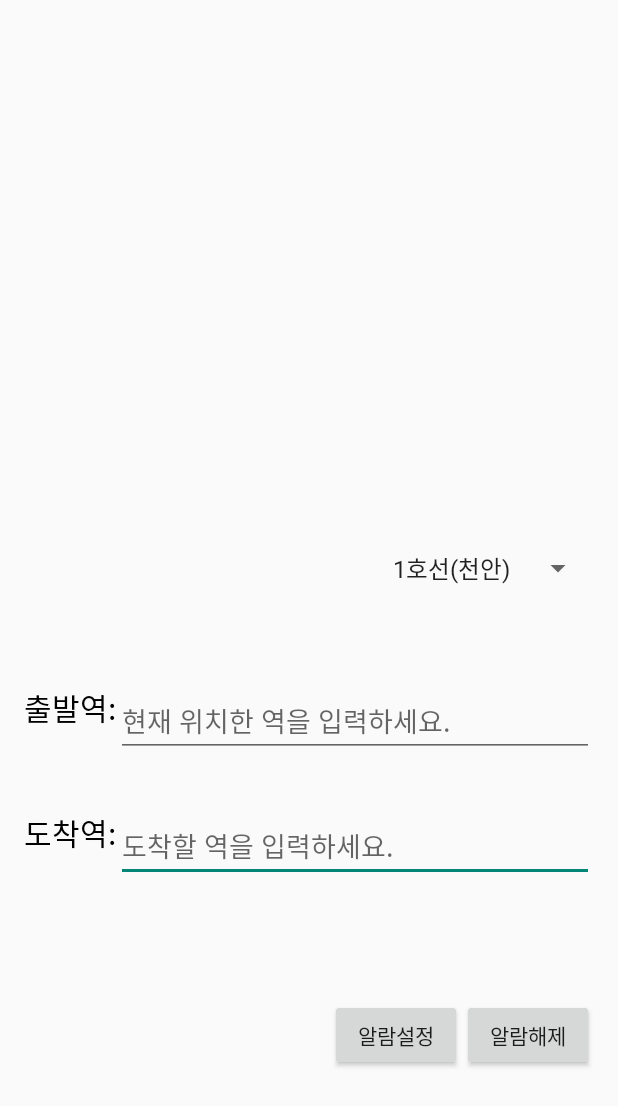
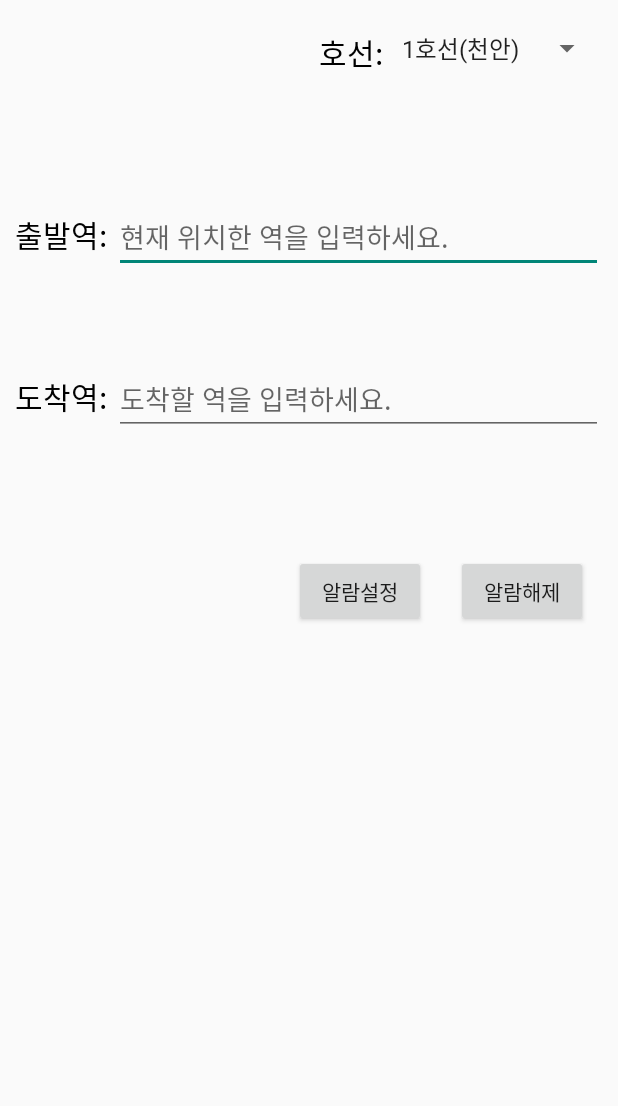
Before and after one commit to jaedoochoi/myapp, an Android app: the layout activity_main.xml on its own in the app's theme, with its tools: preview values and no code run, on a phone screen of 412 x 824 dp. Shown: the top 1106 px of the screen. Run offline under Robolectric (Android 15) with nearby library versions, the phone set to English and light mode, and no system bars.

Commit message:
2, 3, 4호선 데이터 추가 및 호선 변경기능 추가

```diff
--- a/app/src/main/res/layout/activity_main.xml
+++ b/app/src/main/res/layout/activity_main.xml
@@ -1,89 +1,94 @@
-<RelativeLayout xmlns:android="http://schemas.android.com/apk/res/android"
-    xmlns:tools="http://schemas.android.com/tools" android:layout_width="match_parent"
-    android:layout_height="match_parent" android:paddingLeft="@dimen/activity_horizontal_margin"
-    android:paddingRight="@dimen/activity_horizontal_margin"
-    android:paddingTop="@dimen/activity_vertical_margin"
-    android:paddingBottom="@dimen/activity_vertical_margin" tools:context=".MainActivity">
-
+<LinearLayout xmlns:android="http://schemas.android.com/apk/res/android"
+    android:layout_width="match_parent"
+    android:layout_height="match_parent"
+    android:orientation="vertical"
+    android:padding="10dp">
+    <LinearLayout
+        android:layout_width="match_parent"
+        android:layout_height="wrap_content"
+        android:orientation="horizontal"
+        android:layout_marginTop="10dp"
+        android:layout_marginBottom="30dp"
+        android:gravity="right"
+        android:layout_gravity="right">
+        <TextView
+            android:layout_width="wrap_content"
+            android:layout_height="wrap_content"
+            android:text="호선: "
+            android:textSize="20dp"
+            android:textColor="@android:color/black"
+            android:layout_gravity="right" />
         <Spinner
             android:layout_width="wrap_content"
             android:layout_height="wrap_content"
             android:id="@+id/line_spinner"
             android:spinnerMode="dropdown"
-        android:layout_above="@+id/textView"
-        android:layout_alignParentRight="true"
-        android:layout_alignParentEnd="true"
             android:entries="@array/line_arrays"
-        android:layout_marginBottom="66dp"
+            android:layout_marginBottom="60dp"
             android:focusable="true"
             android:focusableInTouchMode="true" />
+    </LinearLayout>
 
+    <LinearLayout
+        android:layout_width="match_parent"
+        android:layout_height="wrap_content"
+        android:orientation="horizontal">
         <TextView
             android:layout_width="wrap_content"
             android:layout_height="wrap_content"
-        android:text="출발역:"
+            android:text="출발역: "
             android:id="@+id/textView"
             android:textSize="20dp"
-        android:layout_alignTop="@+id/edit_from"
-        android:layout_alignParentLeft="true"
-        android:layout_alignParentStart="true"
             android:textColor="@android:color/black" />
+        <AutoCompleteTextView
+            android:layout_width="match_parent"
+            android:layout_height="wrap_content"
+            android:id="@+id/edit_from"
+            android:layout_marginBottom="60dp"
+            android:completionThreshold="1"
+            android:hint="@string/from_hint" />
 
+    </LinearLayout>
+
+    <LinearLayout
+        android:layout_width="match_parent"
+        android:layout_height="wrap_content"
+        android:orientation="horizontal">
         <TextView
             android:layout_width="wrap_content"
             android:layout_height="wrap_content"
-        android:text="도착역:"
+            android:text="도착역: "
             android:id="@+id/textView2"
             android:textSize="20dp"
-        android:layout_alignTop="@+id/edit_to"
-        android:layout_alignParentLeft="true"
-        android:layout_alignParentStart="true"
             android:textColor="@android:color/black" />
-
         <AutoCompleteTextView
             android:layout_width="match_parent"
             android:layout_height="wrap_content"
             android:id="@+id/edit_to"
-        android:layout_above="@+id/btn_cancel"
-        android:layout_alignParentRight="true"
-        android:layout_alignParentEnd="true"
-        android:layout_marginBottom="78dp"
-        android:layout_toRightOf="@+id/textView2"
-        android:layout_toEndOf="@+id/textView2"
+            android:layout_marginBottom="80dp"
             android:completionThreshold="1"
             android:hint="@string/to_hint" />
 
-    <AutoCompleteTextView
+    </LinearLayout>
+
+    <LinearLayout
         android:layout_width="match_parent"
         android:layout_height="wrap_content"
-        android:id="@+id/edit_from"
-        android:layout_above="@+id/textView2"
-        android:layout_toRightOf="@+id/textView2"
-        android:layout_marginBottom="35dp"
-        android:layout_alignRight="@+id/edit_to"
-        android:layout_alignEnd="@+id/edit_to"
-        android:completionThreshold="1"
-        android:hint="@string/from_hint" />
-
-    <Button
-        android:layout_width="wrap_content"
-        android:layout_height="wrap_content"
-        android:text="알람해제"
-        android:id="@+id/btn_cancel"
-        android:layout_marginBottom="94dp"
-        android:layout_alignParentBottom="true"
-        android:layout_alignRight="@+id/edit_to"
-        android:layout_alignEnd="@+id/edit_to"
-        android:onClick="onBtnCancelClicked" />
-
+        android:orientation="horizontal"
+        android:gravity="right">
         <Button
             android:layout_width="wrap_content"
             android:layout_height="wrap_content"
             android:text="알람설정"
             android:id="@+id/btn_set"
             android:onClick="onBtnSetClicked"
-        android:layout_below="@+id/edit_to"
-        android:layout_toLeftOf="@+id/btn_cancel"
-        android:layout_toStartOf="@+id/btn_cancel" />
-
-</RelativeLayout>
+            android:layout_marginRight="20dp" />
+        <Button
+            android:layout_width="wrap_content"
+            android:layout_height="wrap_content"
+            android:text="알람해제"
+            android:id="@+id/btn_cancel"
+            android:onClick="onBtnCancelClicked"
+            android:layout_marginRight="10dp" />
+    </LinearLayout>
+</LinearLayout>
```
Also changed, not shown: app/src/main/java/jdchoi/nextree/co/kr/railalarm/MainActivity.java (+75 -11 lines), app/src/main/res/menu/menu_main.xml (+5 -3 lines). Lines whose indentation alone changed are shown as unchanged.
